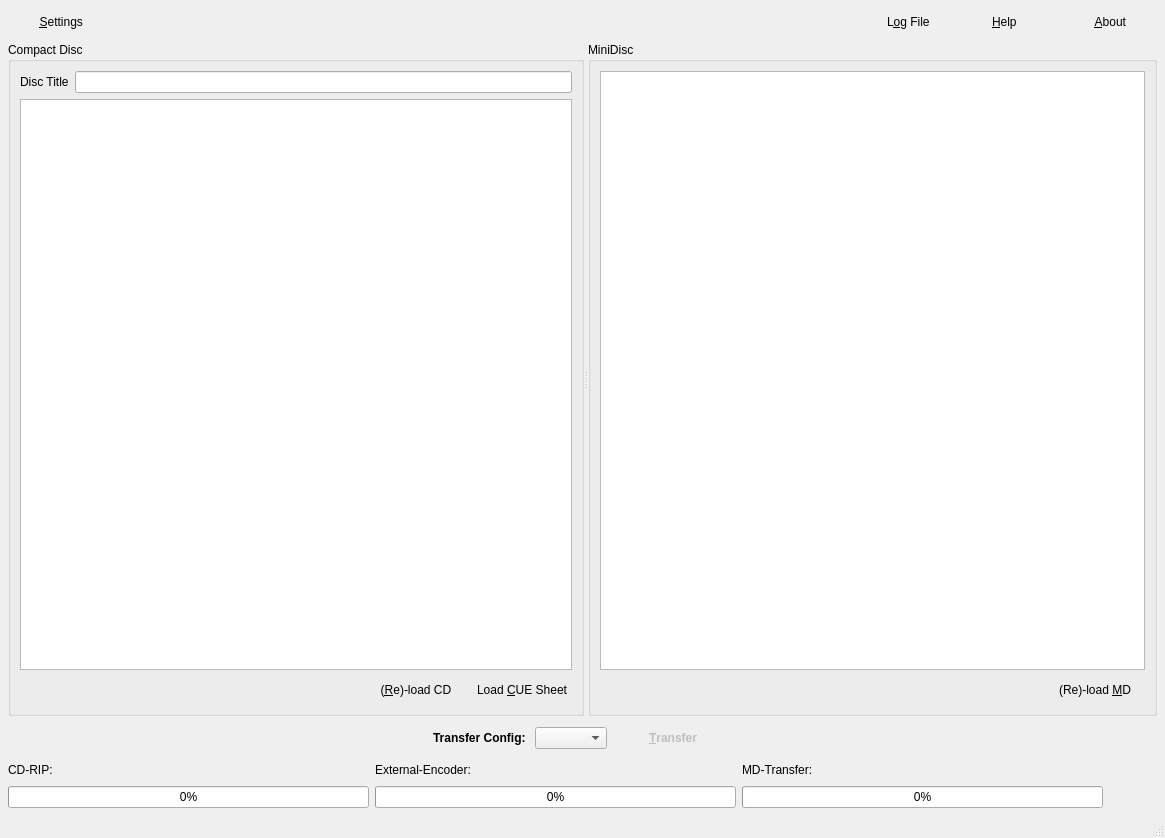
Qt form mainwindow.ui (Jo2003/cd2netmd_gui) before a commit.
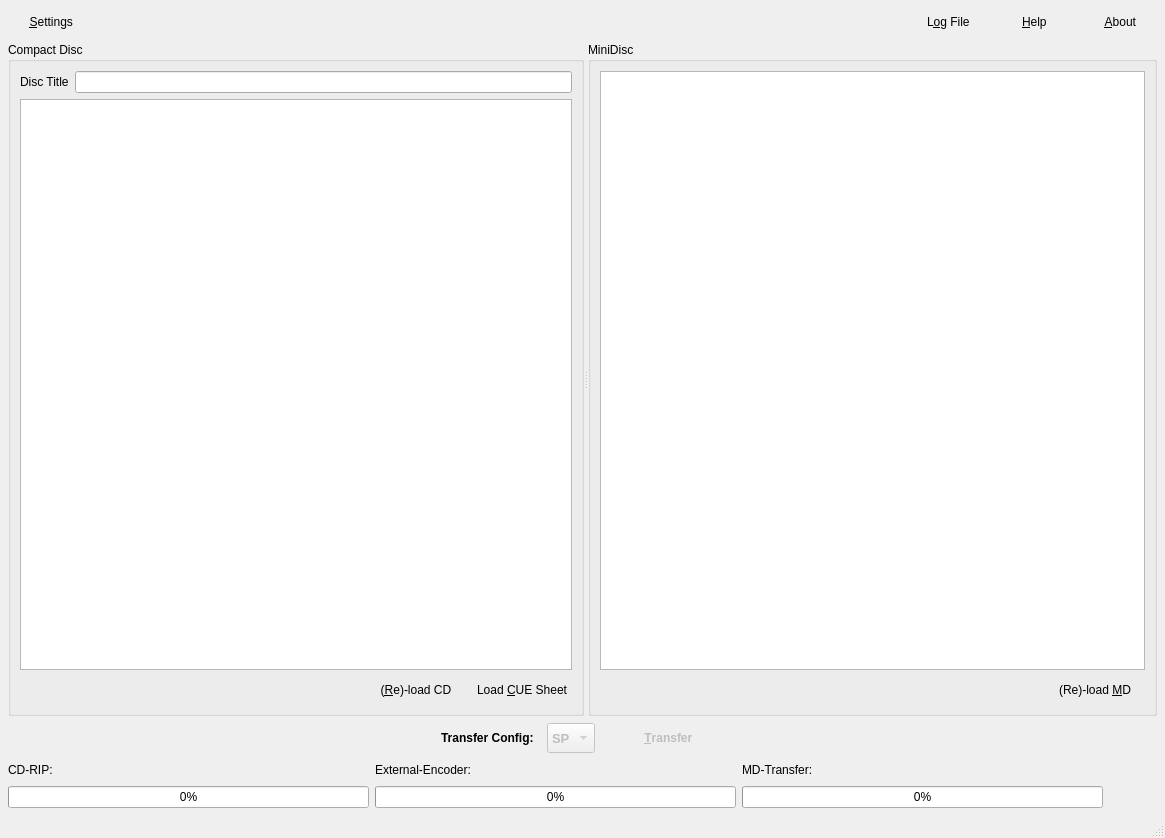
The same form after that commit. Icons and pictures are not drawn. Custom widgets are drawn as their Qt base class.

The edit to the form file:
```diff
--- a/mainwindow.ui
+++ b/mainwindow.ui
@@ -37,7 +37,7 @@
        <widget class="QPushButton" name="pushSettings">
         <property name="minimumSize">
          <size>
-          <width>100</width>
+          <width>80</width>
           <height>28</height>
          </size>
         </property>
@@ -77,6 +77,12 @@
       </item>
       <item>
        <widget class="QPushButton" name="pushLog">
+        <property name="minimumSize">
+         <size>
+          <width>80</width>
+          <height>28</height>
+         </size>
+        </property>
         <property name="statusTip">
          <string>Open Log-File</string>
         </property>
@@ -102,7 +108,7 @@
        <widget class="QPushButton" name="pushHelp">
         <property name="minimumSize">
          <size>
-          <width>100</width>
+          <width>80</width>
           <height>28</height>
          </size>
         </property>
@@ -131,7 +137,7 @@
        <widget class="QPushButton" name="pushAbout">
         <property name="minimumSize">
          <size>
-          <width>100</width>
+          <width>80</width>
           <height>28</height>
          </size>
         </property>
@@ -365,6 +371,9 @@
     </item>
     <item>
      <layout class="QHBoxLayout" name="horizontalLayout_4">
+      <property name="spacing">
+       <number>10</number>
+      </property>
       <item>
        <spacer name="horizontalSpacer_3">
         <property name="orientation">
@@ -393,9 +402,43 @@
       </item>
       <item>
        <widget class="QComboBox" name="cbxTranferMode">
+        <property name="enabled">
+         <bool>false</bool>
+        </property>
+        <property name="minimumSize">
+         <size>
+          <width>0</width>
+          <height>30</height>
+         </size>
+        </property>
+        <property name="font">
+         <font>
+          <pointsize>10</pointsize>
+          <weight>75</weight>
+          <bold>true</bold>
+         </font>
+        </property>
         <property name="sizeAdjustPolicy">
          <enum>QComboBox::AdjustToContents</enum>
         </property>
+        <property name="iconSize">
+         <size>
+          <width>24</width>
+          <height>24</height>
+         </size>
+        </property>
+        <property name="frame">
+         <bool>true</bool>
+        </property>
+        <item>
+         <property name="text">
+          <string>SP</string>
+         </property>
+         <property name="icon">
+          <iconset resource="resources.qrc">
+           <normaloff>:/view/audio</normaloff>:/view/audio</iconset>
+         </property>
+        </item>
        </widget>
       </item>
       <item>
@@ -419,7 +462,7 @@
          <string>Transfer all/selected tracks from CD to MD.</string>
         </property>
         <property name="text">
-         <string>&amp;Transfer</string>
+         <string>  &amp;Transfer</string>
         </property>
         <property name="icon">
          <iconset resource="resources.qrc">
```
